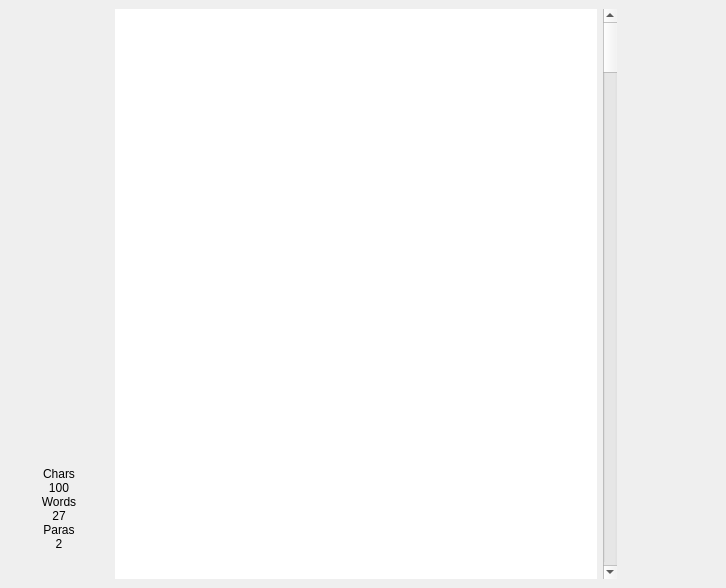
The window that ui/dialog.ui (dbuksbaum/Phrasis) describes before a commit, drawn with Qt 5.
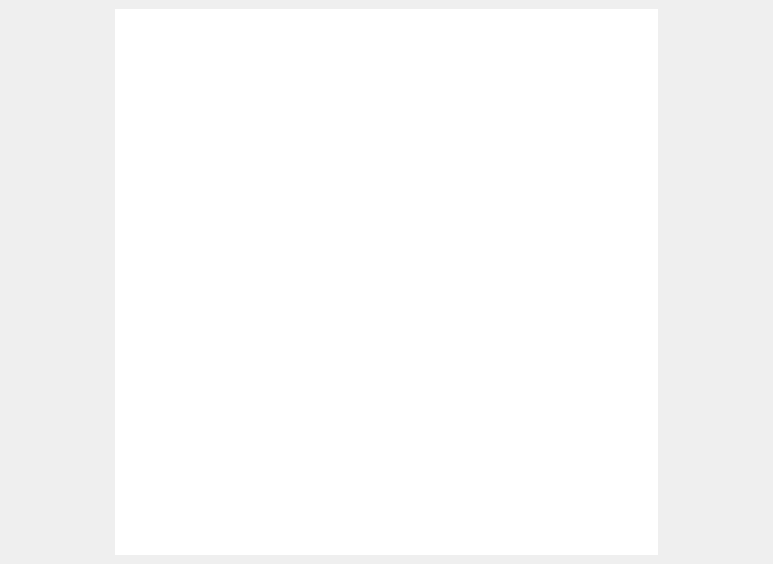
The same window after the commit. Custom widgets are drawn as their Qt base class.

Commit message: added cool scroll bars

```diff
--- a/ui/dialog.ui
+++ b/ui/dialog.ui
@@ -5,8 +5,8 @@
    <rect>
     <x>0</x>
     <y>0</y>
-    <width>726</width>
-    <height>588</height>
+    <width>773</width>
+    <height>564</height>
    </rect>
   </property>
   <property name="minimumSize" >
@@ -47,16 +47,6 @@
        <height>16777215</height>
       </size>
      </property>
-     <property name="text" >
-      <string>Chars
-100
-Words
-27
-Paras
-2
-
-</string>
-     </property>
      <property name="textFormat" >
       <enum>Qt::PlainText</enum>
      </property>
@@ -74,7 +64,7 @@
       <enum>QFrame::NoFrame</enum>
      </property>
      <property name="verticalScrollBarPolicy" >
-      <enum>Qt::ScrollBarAsNeeded</enum>
+      <enum>Qt::ScrollBarAlwaysOff</enum>
      </property>
      <property name="horizontalScrollBarPolicy" >
       <enum>Qt::ScrollBarAlwaysOff</enum>
@@ -85,35 +75,141 @@
     </widget>
    </item>
    <item>
-    <widget class="scrollBar" name="vScrollBar" >
-     <property name="orientation" >
-      <enum>Qt::Vertical</enum>
-     </property>
-    </widget>
-   </item>
-   <item>
-    <spacer>
-     <property name="orientation" >
-      <enum>Qt::Horizontal</enum>
-     </property>
-     <property name="sizeType" >
-      <enum>QSizePolicy::Preferred</enum>
-     </property>
-     <property name="sizeHint" >
+    <widget class="mouseAwareFrame" name="sideFrame" >
+     <property name="minimumSize" >
       <size>
        <width>100</width>
-       <height>20</height>
+       <height>16</height>
       </size>
      </property>
-    </spacer>
+     <property name="frameShape" >
+      <enum>QFrame::NoFrame</enum>
+     </property>
+     <layout class="QHBoxLayout" >
+      <property name="margin" >
+       <number>0</number>
+      </property>
+      <property name="spacing" >
+       <number>0</number>
+      </property>
+      <item>
+       <layout class="QVBoxLayout" >
+        <property name="margin" >
+         <number>0</number>
+        </property>
+        <property name="spacing" >
+         <number>6</number>
+        </property>
+        <item>
+         <spacer>
+          <property name="orientation" >
+           <enum>Qt::Vertical</enum>
+          </property>
+          <property name="sizeType" >
+           <enum>QSizePolicy::Preferred</enum>
+          </property>
+          <property name="sizeHint" >
+           <size>
+            <width>20</width>
+            <height>20</height>
+           </size>
+          </property>
+         </spacer>
+        </item>
+        <item>
+         <widget class="fadeButton" native="1" name="topArrow" >
+          <property name="minimumSize" >
+           <size>
+            <width>64</width>
+            <height>64</height>
+           </size>
+          </property>
+          <property name="maximumSize" >
+           <size>
+            <width>64</width>
+            <height>64</height>
+           </size>
+          </property>
+         </widget>
+        </item>
+        <item>
+         <spacer>
+          <property name="orientation" >
+           <enum>Qt::Vertical</enum>
+          </property>
+          <property name="sizeHint" >
+           <size>
+            <width>64</width>
+            <height>0</height>
+           </size>
+          </property>
+         </spacer>
+        </item>
+        <item>
+         <widget class="fadeButton" native="1" name="bottomArrow" >
+          <property name="minimumSize" >
+           <size>
+            <width>64</width>
+            <height>64</height>
+           </size>
+          </property>
+          <property name="maximumSize" >
+           <size>
+            <width>64</width>
+            <height>64</height>
+           </size>
+          </property>
+         </widget>
+        </item>
+        <item>
+         <spacer>
+          <property name="orientation" >
+           <enum>Qt::Vertical</enum>
+          </property>
+          <property name="sizeType" >
+           <enum>QSizePolicy::Preferred</enum>
+          </property>
+          <property name="sizeHint" >
+           <size>
+            <width>20</width>
+            <height>20</height>
+           </size>
+          </property>
+         </spacer>
+        </item>
+       </layout>
+      </item>
+      <item>
+       <spacer>
+        <property name="orientation" >
+         <enum>Qt::Horizontal</enum>
+        </property>
+        <property name="sizeType" >
+         <enum>QSizePolicy::Minimum</enum>
+        </property>
+        <property name="sizeHint" >
+         <size>
+          <width>36</width>
+          <height>20</height>
+         </size>
+        </property>
+       </spacer>
+      </item>
+     </layout>
+    </widget>
    </item>
   </layout>
  </widget>
  <customwidgets>
   <customwidget>
-   <class>scrollBar</class>
-   <extends>QScrollBar</extends>
-   <header>../src/scrollbar.h</header>
+   <class>fadeButton</class>
+   <extends>QWidget</extends>
+   <header>../src/fadebutton.h</header>
+  </customwidget>
+  <customwidget>
+   <class>mouseAwareFrame</class>
+   <extends>QFrame</extends>
+   <header>../src/mouseawareframe.h</header>
   </customwidget>
  </customwidgets>
  <resources/>
```
Left out of the diff: 2 changed lines with no effect on the pictures. The commit also changes 10 other files.
